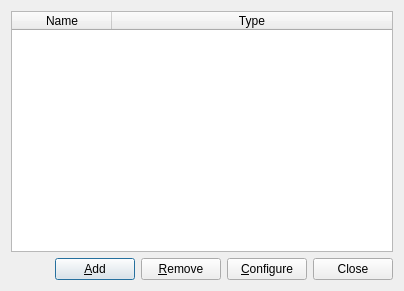
Before: the Qt Designer form molequeue/ui/queuemanagerdialog.ui in OpenChemistry/molequeue, drawn with Qt 5.
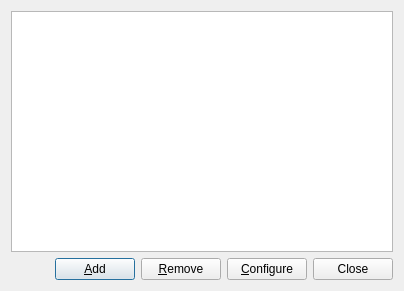
After: the same form once the commit is applied.

Diff of the .ui file:
```diff
--- a/molequeue/ui/queuemanagerdialog.ui
+++ b/molequeue/ui/queuemanagerdialog.ui
@@ -15,7 +15,7 @@
   </property>
   <layout class="QVBoxLayout" name="verticalLayout">
    <item>
-    <widget class="QTableWidget" name="queueTable">
+    <widget class="QTableView" name="queueTable">
      <property name="editTriggers">
       <set>QAbstractItemView::NoEditTriggers</set>
      </property>
@@ -31,19 +31,9 @@
      <property name="sortingEnabled">
       <bool>true</bool>
      </property>
-     <attribute name="horizontalHeaderStretchLastSection">
+     <attribute name="verticalHeaderCascadingSectionResizes">
       <bool>true</bool>
      </attribute>
-     <column>
-      <property name="text">
-       <string>Name</string>
-      </property>
-     </column>
-     <column>
-      <property name="text">
-       <string>Type</string>
-      </property>
-     </column>
     </widget>
    </item>
    <item>
```
